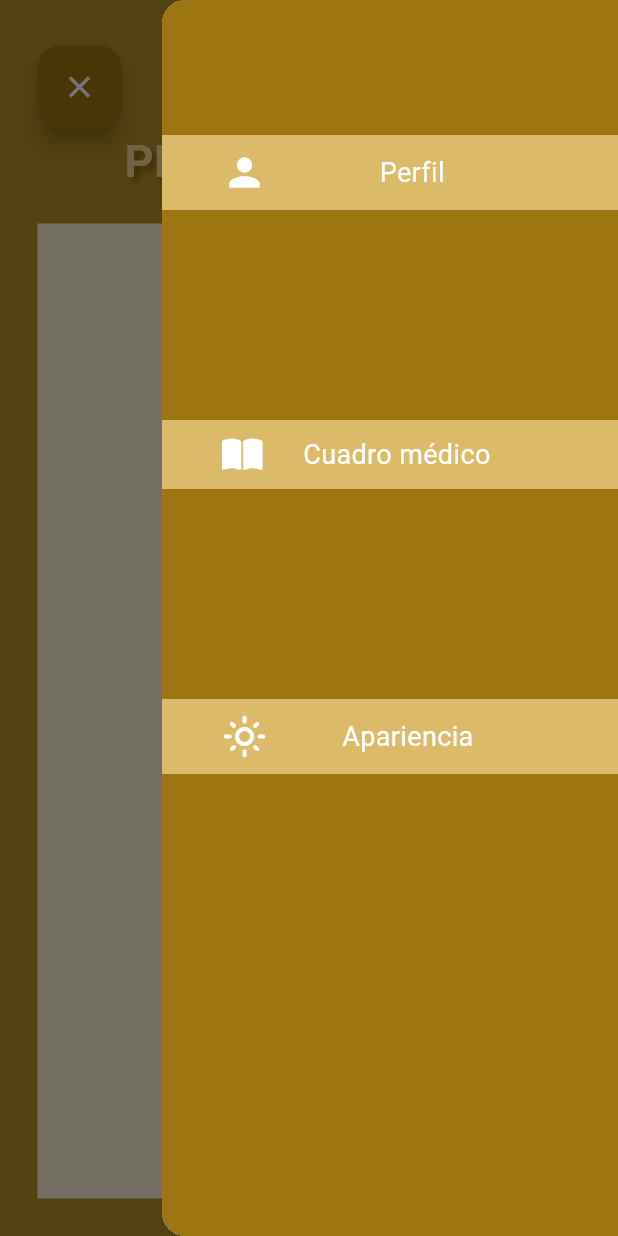
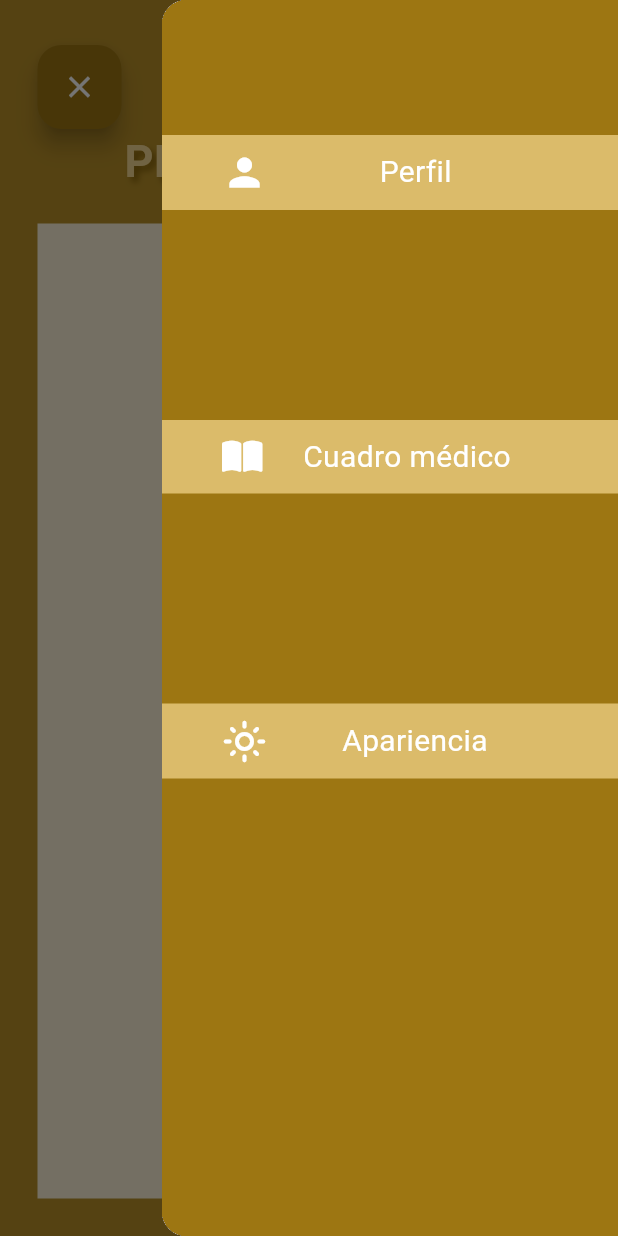
Before and after one commit to carlafber/MedConnect, a Flutter app: the InicioApp screen opened directly, with the side drawer open, on a phone screen of 412 x 824 dp. Run offline on Flutter 3.47's test engine with Material 3 defaults, Android fonts, the phone set to English and light mode, and no system bars; our stand-ins replace fl_chart, font_awesome_flutter, pie_chart, sqflite, sqflite_common_ffi, table_calendar; accounts and stored records are empty.

Commit message:
Cuadro médico, apariencia y calendario

```diff
--- a/lib/calendario.dart
+++ b/lib/calendario.dart
@@ -1,8 +1,8 @@
 import 'package:flutter/material.dart';
 import 'package:table_calendar/table_calendar.dart';
 import 'package:intl/intl.dart';
-import 'package:proyecto_final/DAO/citaDAO.dart';  // Importar tu DAO de citas
-import 'clases/cita.dart';  // Importar la clase Cita
+import 'DAO/citaDAO.dart';
+import 'clases/cita.dart';
 import 'clases/usuario.dart';
 import 'estilos.dart';
 import 'guardar.dart';
--- a/lib/clases/especialidad.dart
+++ b/lib/clases/especialidad.dart
@@ -3,7 +3,11 @@ class Especialidad {
   String nombreEspecialidad;
   String color;
 
-  Especialidad({this.idEspecialidad, required this.nombreEspecialidad, required this.color});
+  Especialidad({
+    this.idEspecialidad,
+    required this.nombreEspecialidad,
+    required this.color
+  });
 
   Map<String, dynamic> toMap() {
     return {
--- a/lib/db_helper.dart
+++ b/lib/db_helper.dart
@@ -7,9 +7,9 @@ class DBHelper{
     final databasePath = await getDatabasesPath();
     final path = join(databasePath, 'medconnect.db');
 
-    //print("Conectado a la base de datos");
 
     return openDatabase(path, onCreate: (db, version) async{
+
       //USUARIO
       await db.execute('''
         CREATE TABLE usuario (
@@ -30,6 +30,7 @@ class DBHelper{
       await db.insert('usuario', {'nombre': 'Beatriz González', 'correo': 'beatriz.gonzalez@email.com', 'contrasena': 'Beita69', 'numero_tarjeta': '5566778899', 'compania': 'Caser'}, conflictAlgorithm: ConflictAlgorithm.replace);
       await db.insert('usuario', {'nombre': 'Antonio Ruiz', 'correo': 'antonio.ruiz@email.com', 'contrasena': 'Antonito', 'numero_tarjeta': '6677889900', 'compania': 'Adeslas'}, conflictAlgorithm: ConflictAlgorithm.replace);
       await db.insert('usuario', {'nombre': 'Elena Ramírez', 'correo': 'elena.ramirez@email.com', 'contrasena': 'Elena1234', 'numero_tarjeta': '4455667788', 'compania': 'Caser'}, conflictAlgorithm: ConflictAlgorithm.replace);
+
 
       //ESPECIALIDAD
       await db.execute('''
@@ -71,6 +72,7 @@ class DBHelper{
       await db.insert('profesional', {'nombre_profesional': 'Dr. Raúl González', 'id_especialidad': 5});
       await db.insert('profesional', {'nombre_profesional': 'Dra. Sofía Fernández', 'id_especialidad': 6});
 
+
       //CENTRO MÉDICO
       await db.execute('''
         CREATE TABLE centro_medico(
@@ -88,6 +90,7 @@ class DBHelper{
       await db.insert('centro_medico', {'nombre_centro': 'LoMás, Dermatología y Medicina Estética Integral', 'direccion': 'Calle de Juan Antonio Morales Pintor 2, Valladolid', 'id_especialidad': 4});
       await db.insert('centro_medico', {'nombre_centro': 'IOBA', 'direccion': 'Campus Miguel Delibes, Paseo de Belén 17, Valladolid', 'id_especialidad': 5});
       await db.insert('centro_medico', {'nombre_centro': 'Origen Diagnóstico y Traumatología', 'direccion': 'Calle Paulina Harriet 4-6, Valladolid', 'id_especialidad': 6});
+
 
       //CITA
       await db.execute('''
--- a/lib/estilos.dart
+++ b/lib/estilos.dart
@@ -1,6 +1,6 @@
 import 'package:flutter/material.dart';
 
-// Clase para estilos de texto reutilizables
+// Clase para estilos de texto reutilizables en todo el proyecto
 class Estilos {
   static const TextStyle titulo = TextStyle(
     color: Estilos.dorado_claro,
--- a/lib/guardar.dart
+++ b/lib/guardar.dart
@@ -10,12 +10,12 @@ class Guardar {
 
   Guardar._internal();
 
+  // Función para guardar el usuario
   void set(Usuario nuevoUsuario) {
     _usuario = nuevoUsuario;
-    print(_usuario);
-    print("nombre: ${_usuario!.nombre}, id: ${_usuario!.idUsuario}");
   }
 
+  // Función para obtener el usuario
   Usuario? get() {
     return _usuario;
   }
--- a/lib/inicio.dart
+++ b/lib/inicio.dart
@@ -1,8 +1,8 @@
 import 'package:flutter/material.dart';
 import 'package:font_awesome_flutter/font_awesome_flutter.dart';
 import 'package:intl/intl.dart';
-import 'package:proyecto_final/clases/especialidad.dart';
-import 'package:proyecto_final/clases/profesional.dart';
+import 'clases/especialidad.dart';
+import 'clases/profesional.dart';
 import 'DAO/citaDAO.dart';
 import 'DAO/profesionalDAO.dart';
 import 'clases/cita.dart';
@@ -30,7 +30,6 @@ class _InicioApp extends State<InicioApp> {
   @override
   void initState() {
     super.initState();
-    // Llamamos a la función _cargarProfesionales en initState
     Usuario? usuario = guardar.get();
     if (usuario != null) {
       _cargarCitas(usuario.idUsuario as int);
@@ -77,14 +76,14 @@ class _InicioApp extends State<InicioApp> {
       backgroundColor: Estilos.dorado,
       endDrawer: Drawer(
         child: Container(
-          color: Estilos.dorado_oscuro, // Color de fondo del ListView
+          color: Estilos.dorado_oscuro,
           child: ListView(
             padding: EdgeInsets.zero,
             children: <Widget>[
               Padding (padding: const EdgeInsets.all(40)),
               GestureDetector(
                 onTap: () {
-                  // Navega hacia la pantalla de PerfilApp
+                  // Navega hacia la pantalla de perfil
                   Navigator.pushNamed(context, '/perfil');
                 },
                 child: Container(
@@ -99,7 +98,7 @@ class _InicioApp extends State<InicioApp> {
                       const Padding(padding: EdgeInsets.only(right: 75)),
                       const Text(
                         'Perfil',
-                        style: TextStyle(color: Colors.white, fontSize: 18),
+                        style: Estilos.texto3,
                       ),
                     ],
                   ),
@@ -122,7 +121,7 @@ class _InicioApp extends State<InicioApp> {
                       const Padding(padding: EdgeInsets.only(right: 30)),
                       const Text(
                         'Cuadro médico',
-                        style: TextStyle(color: Colors.white, fontSize: 18),
+                        style: Estilos.texto3,
                       ),
                     ],
                   ),
@@ -145,7 +144,7 @@ class _InicioApp extends State<InicioApp> {
                       const Padding(padding: EdgeInsets.only(right: 50)),
                       const Text(
                         'Apariencia',
-                        style: TextStyle(color: Colors.white, fontSize: 18),
+                        style: Estilos.texto3,
                       ),
                     ],
                   ),
@@ -163,7 +162,7 @@ class _InicioApp extends State<InicioApp> {
             Padding(
               padding: const EdgeInsets.only(top: 5),
               child: Row(
-                mainAxisAlignment: MainAxisAlignment.spaceBetween, // Distribuye los botones de manera adecuada
+                mainAxisAlignment: MainAxisAlignment.spaceBetween, // Distribuir los botones de manera adecuada
                 children: [
                   FloatingActionButton(
                     onPressed: () {
@@ -172,12 +171,12 @@ class _InicioApp extends State<InicioApp> {
                     backgroundColor: Estilos.dorado_oscuro,
                     child: const Icon(Icons.close, color: Colors.white),
                   ),
-                  // Usa el Builder para obtener el contexto adecuado
+                  // Usa el Builder para obtener el contexto
                   Builder(
                     builder: (BuildContext context) {
                       return FloatingActionButton(
                         onPressed: () {
-                          // Abre el Drawer desde el lado derecho usando el contexto adecuado
+                          // Abrir el Drawer desde el lado derecho con el contexto
                           Scaffold.of(context).openEndDrawer();
                         },
                         backgroundColor: Estilos.dorado_oscuro,
@@ -188,7 +187,6 @@ class _InicioApp extends State<InicioApp> {
                 ],
               ),
             ),
-            // Espacio flexible para centrar el texto y separar los botones
             Text("PRÓXIMAS CITAS", style: Estilos.titulo2),
             const Padding(padding: EdgeInsets.all(10)),
             Expanded(
@@ -198,6 +196,7 @@ class _InicioApp extends State<InicioApp> {
                 child: ListView.builder(
                   itemCount: citas.length, // La cantidad de elementos en la lista
                   itemBuilder: (context, index) {
+
                     Cita cita = citas[index]; // Obtener cada cita de la lista
                     String nombreEspecialidad = especialidades[cita.idProfesional]?.nombreEspecialidad ?? 'Desconocida'; // Obtener especialidad del mapa
                     String color = especialidades[cita.idProfesional]?.color ?? '0xFFFFFFFF'; // Color predeterminado si no se encuentra
@@ -216,7 +215,7 @@ class _InicioApp extends State<InicioApp> {
                       child: Container(
                         margin: const EdgeInsets.symmetric(vertical: 10),
                         decoration: BoxDecoration(
-                          color: Color(int.parse(color)), //color dependiendo de la especialidad
+                          color: Color(int.parse(color)), // Color dependiendo de la especialidad
                           borderRadius: BorderRadius.circular(10),
                         ),
                         padding: const EdgeInsets.all(10),
--- a/lib/nueva_cita.dart
+++ b/lib/nueva_cita.dart
@@ -93,8 +93,7 @@ class _NuevaCitaApp extends State<NuevaCitaApp> {
       initialTime: TimeOfDay.now(),
     );
     if (t != null) {
-      // Convierte la hora seleccionada a formato de 24 horas (si lo necesitas)
-      final String formattedTime = t.format(context);  // 24h or 12h based on locale
+      final String formattedTime = t.format(context);
       setState(() {
         horaSeleccionada = formattedTime;
       });
@@ -286,7 +285,6 @@ class _NuevaCitaApp extends State<NuevaCitaApp> {
           ),
         ),
       )
-
     );
   }
 }
```
Also changed, not shown: lib/estadisticas.dart (+8 -14 lines), lib/inicio_sesion.dart (+6 -15 lines), lib/perfil.dart (+7 -3 lines), lib/ver_cita.dart (+4 -4 lines).
